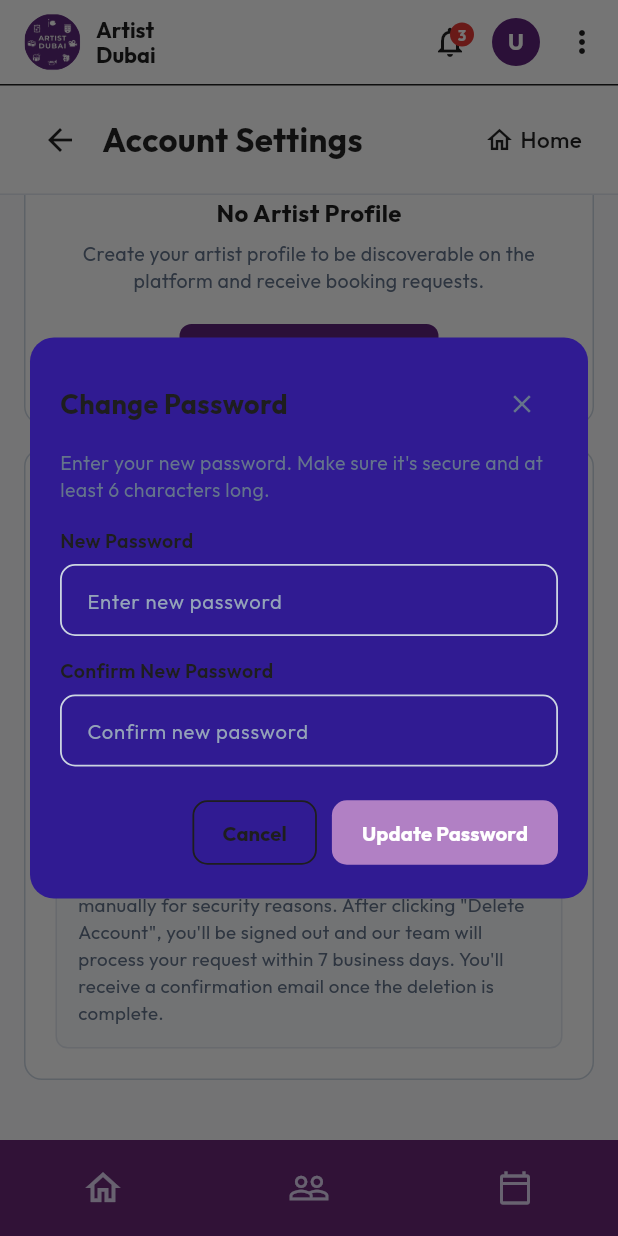
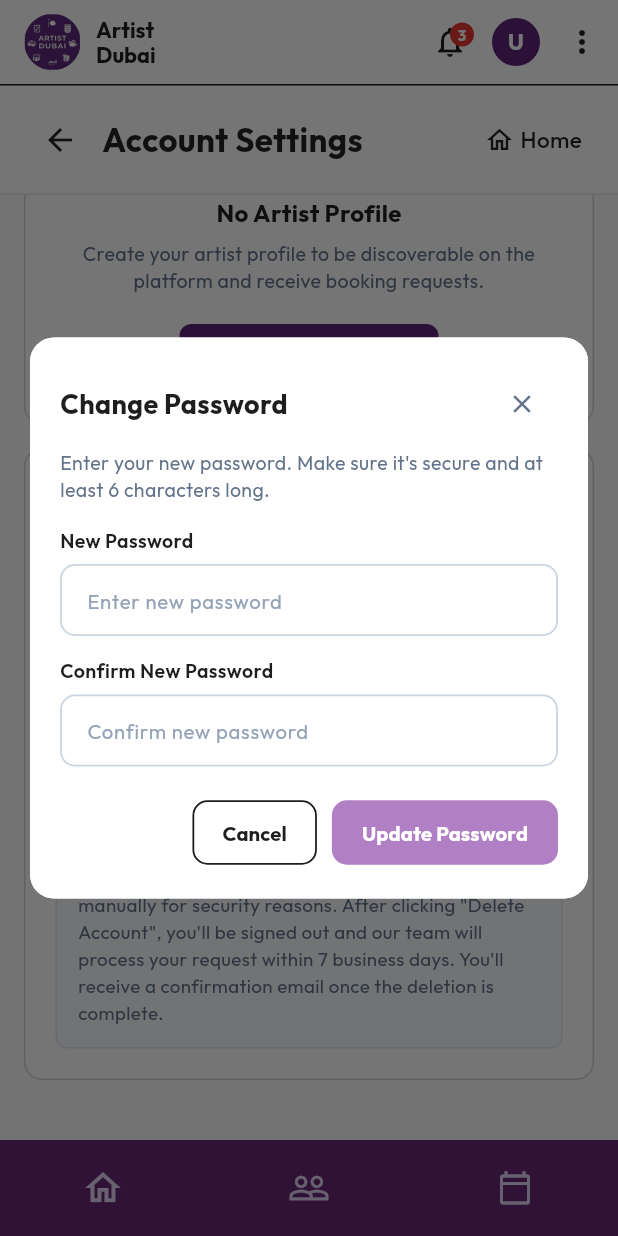
Before and after one commit to technestpartners/artist_dubai, a Flutter app: the SettingsView screen opened by its route, scrolled down 576 dp, after a tap on "Change Password", on a phone screen of 412 x 824 dp. Run offline on Flutter 3.47's test engine with Material 3 defaults, Android fonts, the phone set to English and light mode, and no system bars; our stand-ins replace connectivity_plus, dio, equatable, flutter_secure_storage, get_it, go_router and 4 more; accounts and stored records are empty.

Commit message:
Set explicit solid white background on Change Password and Delete Account dialog modals

```diff
--- a/lib/features/settings/presentation/views/settings_view.dart
+++ b/lib/features/settings/presentation/views/settings_view.dart
@@ -28,11 +28,17 @@
       context: context,
       builder: (dialogContext) {
         return Dialog(
+          backgroundColor: Colors.white,
+          surfaceTintColor: Colors.white,
           shape: RoundedRectangleBorder(
             borderRadius: BorderRadius.circular(16),
           ),
           insetPadding: const EdgeInsets.symmetric(horizontal: 20, vertical: 24),
           child: Container(
+            decoration: BoxDecoration(
+              color: Colors.white,
+              borderRadius: BorderRadius.circular(16),
+            ),
             width: double.infinity,
             constraints: const BoxConstraints(maxWidth: 440),
             padding: const EdgeInsets.all(20),
@@ -201,11 +207,17 @@
       context: context,
       builder: (dialogContext) {
         return Dialog(
+          backgroundColor: Colors.white,
+          surfaceTintColor: Colors.white,
           shape: RoundedRectangleBorder(
             borderRadius: BorderRadius.circular(16),
           ),
           insetPadding: const EdgeInsets.symmetric(horizontal: 20, vertical: 24),
           child: Container(
+            decoration: BoxDecoration(
+              color: Colors.white,
+              borderRadius: BorderRadius.circular(16),
+            ),
             width: double.infinity,
             constraints: const BoxConstraints(maxWidth: 440),
             padding: const EdgeInsets.all(20),
```
